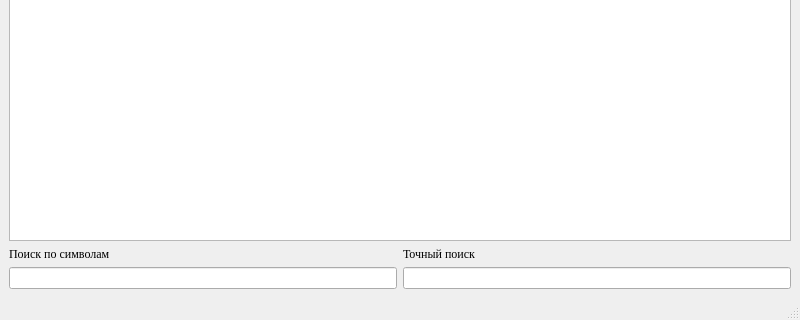
Old version of the form Programming/5_sem (ChMV)/lab6/dbwindow.ui in the repository Anastasia1111/Labs; both pictures show x 0 to 800 and y 280 to 600 of the 800 by 600 pixel window.
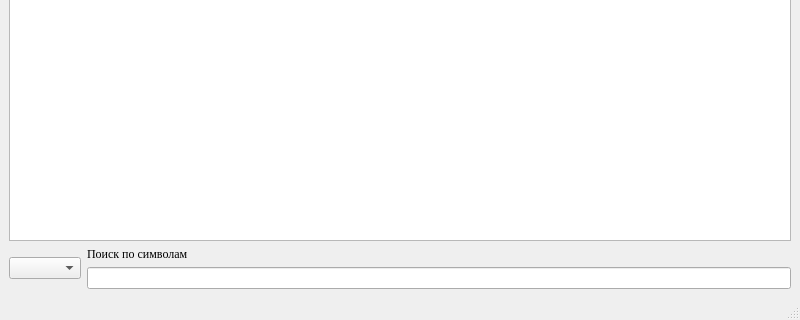
New version of the form. Icons and pictures are not drawn.

```diff
--- a/Programming/5_sem (ChMV)/lab6/dbwindow.ui
+++ b/Programming/5_sem (ChMV)/lab6/dbwindow.ui
@@ -18,31 +18,18 @@
     <normaloff>:/other/logo</normaloff>:/other/logo</iconset>
   </property>
   <widget class="QWidget" name="centralwidget">
-   <layout class="QVBoxLayout" name="verticalLayout">
+   <layout class="QVBoxLayout" name="verticalLayout_2">
     <item>
      <widget class="QTableView" name="tableView"/>
     </item>
     <item>
-     <layout class="QGridLayout" name="gridLayout">
-      <item row="3" column="0">
-       <widget class="QLineEdit" name="lineEdit_CharSearch">
-        <property name="font">
-         <font>
-          <family>Times New Roman</family>
-         </font>
-        </property>
-       </widget>
+     <layout class="QHBoxLayout" name="horizontalLayout">
+      <item>
+       <widget class="QComboBox" name="comboBox"/>
       </item>
-      <item row="3" column="1">
-       <widget class="QLineEdit" name="lineEdit_WordSearch">
-        <property name="font">
-         <font>
-          <family>Times New Roman</family>
-         </font>
-        </property>
-       </widget>
-      </item>
-      <item row="2" column="0">
+      <item>
+       <layout class="QVBoxLayout" name="verticalLayout">
+        <item>
        <widget class="QLabel" name="label_CharSearch">
         <property name="font">
          <font>
@@ -54,17 +41,16 @@
         </property>
        </widget>
       </item>
-      <item row="2" column="1">
-       <widget class="QLabel" name="label_WordSearch">
+        <item>
+         <widget class="QLineEdit" name="lineEdit_CharSearch">
         <property name="font">
          <font>
           <family>Times New Roman</family>
          </font>
         </property>
-        <property name="text">
-         <string>Точный поиск</string>
-        </property>
-       </widget>
+         </widget>
+        </item>
+       </layout>
       </item>
      </layout>
     </item>
```
Left out of the diff: 2 changed lines with no effect on the pictures. Lines whose indentation alone changed are shown as unchanged.
